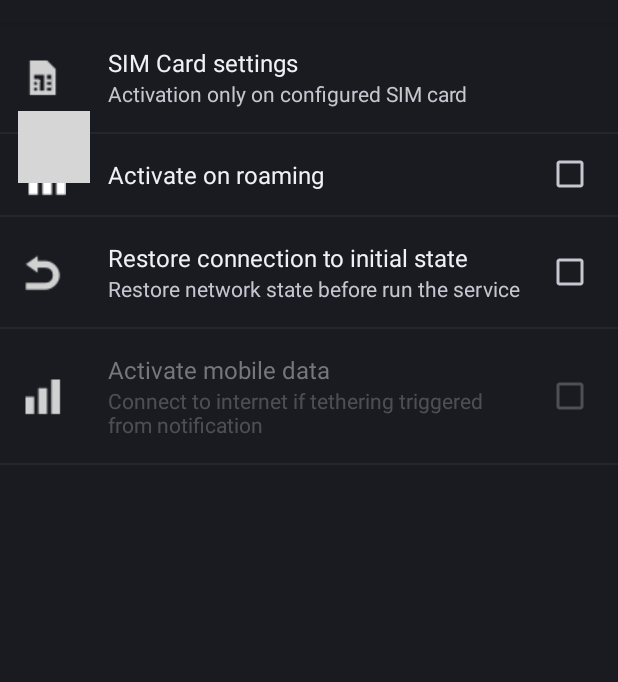
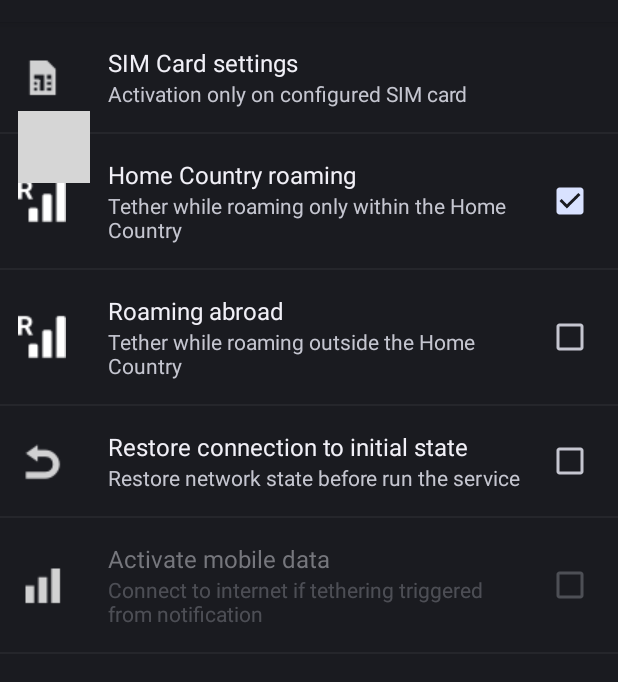
Before and after one commit to danielmroczka/auto-tethering, an Android app: the screen it shows after launch (MainActivity), after a tap on "Advanced Settings", on a phone screen of 412 x 824 dp, the part 62-744 px from its top. Run offline under Robolectric (Android 15) with nearby library versions, the light colour scheme and no system bars; grey boxes are pictures that could not be loaded.

Commit message:
Improved data roaming for Home Country (the same country, different network)

```diff
--- a/auto-tethering-app/src/main/java/com/labs/dm/auto_tethering/AppProperties.java
+++ b/auto-tethering-app/src/main/java/com/labs/dm/auto_tethering/AppProperties.java
@@ -23,6 +23,7 @@ public class AppProperties {
     public static final String IDLE_TETHERING_OFF = "idle.wifi.off";
     public static final String IDLE_TETHERING_OFF_TIME = "idle.wifi.off.time";
     public static final String ACTIVATE_ON_ROAMING = "activate.on.roaming";
+    public static final String ACTIVATE_ON_ROAMING_HC = "activate.on.roaming.home.country";
     public static final String RETURN_TO_PREV_STATE = "return.state";
     public static final String FORCE_NET_FROM_NOTIFY = "force.net.from.notify";
 
--- a/auto-tethering-app/src/main/java/com/labs/dm/auto_tethering/activity/MainActivity.java
+++ b/auto-tethering-app/src/main/java/com/labs/dm/auto_tethering/activity/MainActivity.java
@@ -183,6 +183,17 @@ public class MainActivity extends PreferenceActivity implements SharedPreference
             public boolean onPreferenceChange(Preference preference, Object newValue) {
                 if ((Boolean) newValue) {
                     startService();
+                }
+                return true;
+            }
+        });
+
+        CheckBoxPreference roamingCheckBox = (CheckBoxPreference) findPreference("activate.on.roaming");
+        roamingCheckBox.setOnPreferenceChangeListener(new Preference.OnPreferenceChangeListener() {
+            @Override
+            public boolean onPreferenceChange(Preference preference, Object newValue) {
+                if ((Boolean) newValue && Utils.isDataRoamingEnabled(getApplicationContext())) {
+                    Toast.makeText(getApplicationContext(), "Current system settings disabled data roaming. You must also enable it!", Toast.LENGTH_LONG).show();
                 }
                 return true;
             }
--- a/auto-tethering-app/src/main/res/xml/preferences.xml
+++ b/auto-tethering-app/src/main/res/xml/preferences.xml
@@ -120,11 +120,18 @@
             </PreferenceCategory>
         </PreferenceScreen>
         <CheckBoxPreference
+                android:defaultValue="true"
+                android:key="activate.on.roaming.home.country"
+                android:icon="@drawable/ic_roaming"
+                android:summary="Tether while roaming only within the Home Country"
+                android:title="Home Country roaming"/>
+        <CheckBoxPreference
                 android:defaultValue="false"
+                android:key="activate.on.roaming"
                 android:icon="@drawable/ic_roaming"
-                android:key="activate.on.roaming"
-                android:summary=""
-                android:title="Activate on roaming"/>
+                android:dependency="activate.on.roaming.home.country"
+                android:summary="Tether while roaming outside the Home Country"
+                android:title="Roaming abroad"/>
         <CheckBoxPreference
                 android:defaultValue="false"
                 android:icon="@drawable/ic_cancel"
```
Also changed, not shown: auto-tethering-app/src/main/java/com/labs/dm/auto_tethering/Utils.java (+13 -0 lines), auto-tethering-app/src/main/java/com/labs/dm/auto_tethering/service/TetheringService.java (+10 -5 lines).
